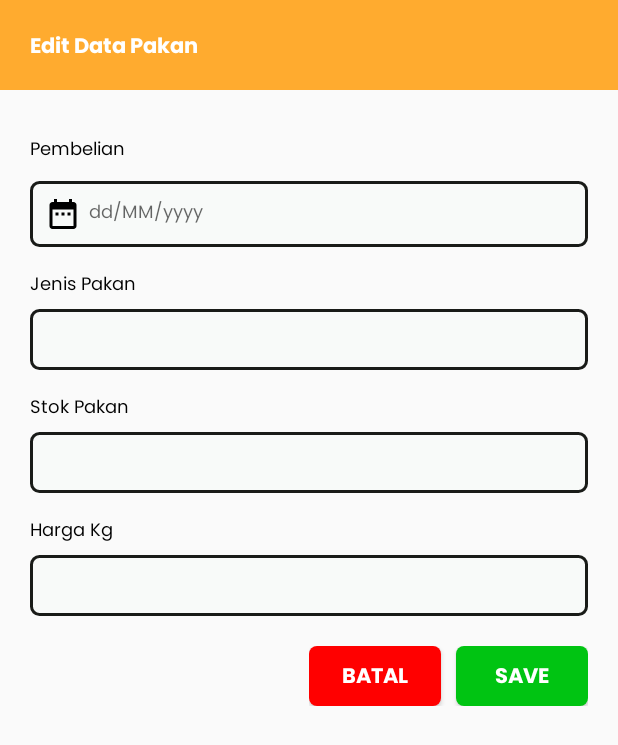
After one commit to aishandavaniaa/pitik, an Android app: the EditDataPakanActivity screen opened directly, with no data from a screen before it, on a phone screen of 412 x 824 dp. The commit adds this screen. Shown: the top 745 px of the screen. Run offline under Robolectric (Android 15) with nearby library versions, the phone set to English and light mode, and no system bars; network calls fail.

Commit message:
eddit and delete data pakan

```diff
--- /dev/null
+++ b/app/src/main/java/com/example/user/navigationdrawersample/EditDataPakanActivity.java
@@ -0,0 +1,132 @@
+package com.example.user.navigationdrawersample;
+
+import android.app.DatePickerDialog;
+import android.content.Intent;
+import android.graphics.Color;
+import android.graphics.drawable.ColorDrawable;
+import android.support.v7.app.AppCompatActivity;
+import android.os.Bundle;
+import android.util.Log;
+import android.view.View;
+import android.widget.Button;
+import android.widget.DatePicker;
+import android.widget.TextView;
+import android.widget.Toast;
+
+import com.example.user.navigationdrawersample.Auth.ApiServices;
+import com.example.user.navigationdrawersample.Model.DataPakan;
+
+import org.json.JSONObject;
+
+import java.text.ParseException;
+import java.text.SimpleDateFormat;
+import java.util.Calendar;
+import java.util.Date;
+import java.util.Locale;
+
+public class EditDataPakanActivity extends AppCompatActivity {
+
+    TextView epembelian,ejenis, estok,eharga;
+    Button ebatal,esave;
+    private DatePickerDialog.OnDateSetListener mDate;
+    String formattedDate = "";
+    DataPakan dataPakan;
+    String id = "";
+    String pembelian = "";
+    String jenispakan = "";
+    String stokpakan = "";
+    String hargakg = "";
+    @Override
+    protected void onCreate(Bundle savedInstanceState) {
+        super.onCreate(savedInstanceState);
+        setContentView(R.layout.activity_edit_data_pakan);
+
+        epembelian = findViewById(R.id.pembelian);
+        ejenis = findViewById(R.id.jenispakan);
+        eharga = findViewById(R.id.hargakg);
+        estok = findViewById(R.id.stokpakan);
+        esave = findViewById(R.id.save);
+        ebatal = findViewById(R.id.batal);
+
+
+        Intent intent = getIntent();
+        if (intent.getExtras() != null) {
+            dataPakan = (DataPakan) intent.getSerializableExtra("datapakan");
+            id = dataPakan.getId();
+            pembelian = dataPakan.getPembelian();
+            jenispakan = dataPakan.getJenisPakan();
+            stokpakan = dataPakan.getStok();
+            hargakg = dataPakan.getHarga();
+        }
+        epembelian.setText(pembelian);
+        ejenis.setText(jenispakan);
+        eharga.setText(hargakg);
+        estok.setText(stokpakan);
+        formattedDate = pembelian;
+
+        epembelian.setOnClickListener(new View.OnClickListener() {
+            @Override
+            public void onClick(View view) {
+                Calendar calendar = Calendar.getInstance();
+                int year = calendar.get(Calendar.YEAR);
+                int month = calendar.get(Calendar.MONTH);
+                int day = calendar.get(Calendar.DAY_OF_MONTH);
+
+                DatePickerDialog dialog = new DatePickerDialog(EditDataPakanActivity.this,android.R.style.Theme_Material_Light_Dialog_MinWidth,
+                        mDate, year,month,day);
+                dialog.getWindow().setBackgroundDrawable(new ColorDrawable(Color.WHITE));
+                dialog.show();
+            }
+        });
+        mDate = new DatePickerDialog.OnDateSetListener() {
+            @Override
+            public void onDateSet(DatePicker view, int year, int month, int dayOfMonth) {
+
+                Calendar selectedDate = Calendar.getInstance();
+                selectedDate.set(year, month, dayOfMonth);
+
+                SimpleDateFormat dateFormat = new SimpleDateFormat("dd MMMM yyyy", Locale.getDefault());
+                formattedDate = dateFormat.format(selectedDate.getTime());
+
+                epembelian.setText(formattedDate);
+            }
+        };
+        ebatal.setOnClickListener(new View.OnClickListener() {
+            @Override
+            public void onClick(View view) {
+                finish();
+            }
+        });
+        esave.setOnClickListener(new View.OnClickListener() {
+            @Override
+            public void onClick(View view) {
+                SimpleDateFormat dateFormat = new SimpleDateFormat("dd MMMM yyyy", Locale.getDefault());
+
+                try {
+                    Date date = dateFormat.parse(formattedDate);
+                    SimpleDateFormat outputFormat = new SimpleDateFormat("yyyy-MM-dd", Locale.getDefault());
+                    String new_pembelian = outputFormat.format(date);
+                    String new_jenis = ejenis.getText().toString().trim();
+                    String new_stok = estok.getText().toString().trim();
+                    String new_harga = eharga.getText().toString().trim();
+
+                    ApiServices.updateDataPakan(getApplicationContext(), id, new_pembelian, new_jenis, new_stok, new_harga, new ApiServices.CreateDataPakanResponseListener() {
+                        @Override
+                        public void onSuccess(JSONObject response) {
+                            Toast.makeText(EditDataPakanActivity.this, "Berhasil mengupdate data pakan", Toast.LENGTH_SHORT).show();
+                            onBackPressed();
+                        }
+
+                        @Override
+                        public void onError(String message) {
+                            Toast.makeText(EditDataPakanActivity.this, "Gagal mengupdate data pakan", Toast.LENGTH_SHORT).show();
+                        }
+                    });
+                } catch (ParseException e) {
+                    e.printStackTrace();
+                }
+
+            }
+        });
+    }
+}
--- /dev/null
+++ b/app/src/main/res/layout/activity_edit_data_pakan.xml
@@ -0,0 +1,151 @@
+<?xml version="1.0" encoding="utf-8"?>
+<FrameLayout xmlns:android="http://schemas.android.com/apk/res/android"
+    android:layout_width="match_parent" android:layout_height="match_parent"
+    xmlns:tools="http://schemas.android.com/tools"
+    tools:context=".EditDataPakanActivity">
+
+    <FrameLayout
+        android:layout_width="match_parent"
+        android:layout_height="60dp"
+        android:background="@color/yellow">
+        <TextView
+            android:layout_width="wrap_content"
+            android:layout_height="wrap_content"
+            android:textColor="@color/white"
+            android:layout_marginTop="2dp"
+            android:layout_gravity="center|start"
+            android:layout_marginStart="20dp"
+            android:fontFamily="@font/poppinsbold"
+            android:textSize="14sp"
+            android:text="Edit Data Pakan"/>
+    </FrameLayout>
+    <LinearLayout
+        android:layout_marginTop="50dp"
+        android:padding="20dp"
+        android:layout_width="match_parent"
+        android:layout_height="wrap_content"
+        android:orientation="vertical">
+        <TextView
+            android:id="@id/textView1"
+            android:layout_width="wrap_content"
+            android:layout_height="wrap_content"
+            android:layout_marginTop="20dp"
+            android:textAlignment="center"
+            android:textSize="12sp"
+            android:textColor="@color/black"
+            android:fontFamily="@font/poppinsregular"
+            android:text="Pembelian"
+            />
+        <EditText
+            android:id="@+id/pembelian"
+            android:layout_width="match_parent"
+            android:layout_height="wrap_content"
+            android:layout_marginTop="10dp"
+            android:background="@drawable/round3"
+            android:drawableLeft="@drawable/ic_baseline_date_range_24"
+            android:drawablePadding="5dp"
+            android:hint="dd/MM/yyyy"
+            android:clickable="false"
+            android:focusable="false"
+            android:inputType="none"
+            android:fontFamily="@font/poppinsregular"
+            android:textSize="12sp"
+            android:padding="10dp">
+        </EditText>
+        <TextView
+            android:layout_width="wrap_content"
+            android:layout_height="wrap_content"
+            android:textAlignment="center"
+            android:layout_marginTop="15dp"
+            android:textSize="12sp"
+            android:textColor="@color/black"
+            android:fontFamily="@font/poppinsregular"
+            android:text="Jenis Pakan" />
+
+        <EditText
+            android:id="@+id/jenispakan"
+            android:layout_width="match_parent"
+            android:layout_height="wrap_content"
+            android:layout_marginTop="5dp"
+            android:background="@drawable/round3"
+            android:inputType="text"
+            android:textSize="12sp"
+            android:textColor="@color/black"
+            android:fontFamily="@font/poppinsregular"
+            android:padding="10dp" />
+        <TextView
+            android:layout_width="wrap_content"
+            android:layout_height="wrap_content"
+            android:textAlignment="center"
+            android:layout_marginTop="15dp"
+            android:textSize="12sp"
+            android:textColor="@color/black"
+            android:fontFamily="@font/poppinsregular"
+            android:text="Stok Pakan" />
+
+        <EditText
+            android:id="@+id/stokpakan"
+            android:layout_width="match_parent"
+            android:layout_height="wrap_content"
+            android:layout_marginTop="5dp"
+            android:background="@drawable/round3"
+            android:inputType="number"
+            android:textSize="12sp"
+            android:textColor="@color/black"
+            android:fontFamily="@font/poppinsregular"
+            android:maxLength="20"
+            android:padding="10dp" />
+
+        <TextView
+            android:layout_width="wrap_content"
+            android:layout_height="wrap_content"
+            android:textAlignment="center"
+            android:textSize="12sp"
+            android:textColor="@color/black"
+            android:fontFamily="@font/poppinsregular"
+            android:layout_marginTop="15dp"
+            android:text="Harga Kg" />
+        <EditText
+            android:id="@+id/hargakg"
+            android:layout_width="match_parent"
+            android:layout_height="wrap_content"
+            android:layout_marginTop="5dp"
+            android:inputType="number"
+            android:background="@drawable/round3"
+            android:textSize="12sp"
+            android:textColor="@color/black"
+            android:fontFamily="@font/poppinsregular"
+            android:padding="10dp" />
+        <LinearLayout
+            android:layout_width="wrap_content"
+            android:layout_height="wrap_content"
+            android:orientation="horizontal"
+            android:layout_gravity="end"
+            android:layout_marginTop="20dp">
+
+            <Button
+                android:id="@+id/batal"
+                android:layout_width="wrap_content"
+                android:layout_height="40dp"
+                android:textAlignment="center"
+                android:paddingTop="2dp"
+                android:textColor="@color/white"
+                android:background="@drawable/button_red"
+                android:fontFamily="@font/poppinsbold"
+                android:text="Batal"
+                />
+
+            <Button
+                android:id="@+id/save"
+                android:background="@drawable/button_green"
+                android:layout_marginStart="10dp"
+                android:layout_width="wrap_content"
+                android:layout_height="40dp"
+                android:textAlignment="center"
+                android:paddingTop="2dp"
+                android:textColor="@color/white"
+                android:fontFamily="@font/poppinsbold"
+                android:text="SAVE" />
+        </LinearLayout>
+    </LinearLayout>
+</FrameLayout>
```
Also changed, not shown: app/src/main/AndroidManifest.xml (+7 -0 lines), app/src/main/java/com/example/user/navigationdrawersample/Auth/ApiServices.java (+92 -0 lines), app/src/main/java/com/example/user/navigationdrawersample/fragment/DataPakanFragment.java (+39 -1 lines).
